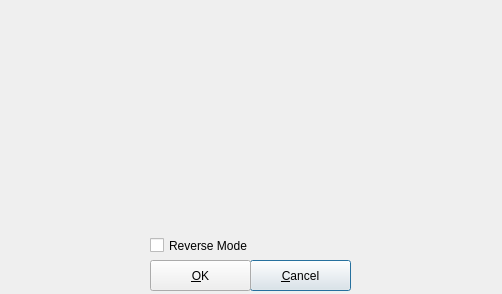
Before: the Qt Designer form src/engines/encfscreateoptions.ui in mhogomchungu/sirikali, drawn with Qt 5.
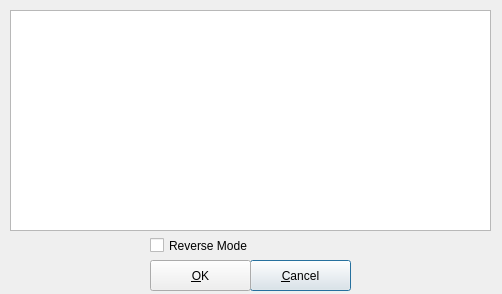
After: the same form once the commit is applied.

Patch:
```diff
--- a/src/engines/encfscreateoptions.ui
+++ b/src/engines/encfscreateoptions.ui
@@ -71,6 +71,16 @@
     <string>&amp;OK</string>
    </property>
   </widget>
+  <widget class="QPlainTextEdit" name="plainTextEdit">
+   <property name="geometry">
+    <rect>
+     <x>10</x>
+     <y>10</y>
+     <width>481</width>
+     <height>221</height>
+    </rect>
+   </property>
+  </widget>
  </widget>
  <resources/>
  <connections/>
```
Left out of the diff: 19 changed lines with no effect on the pictures.
